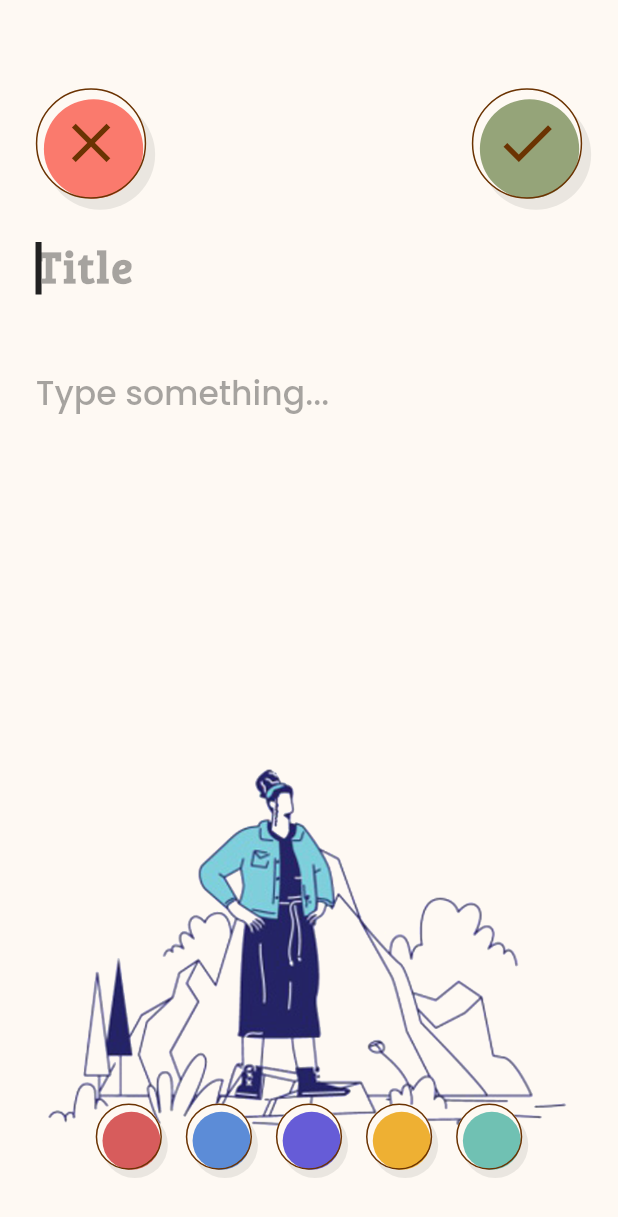
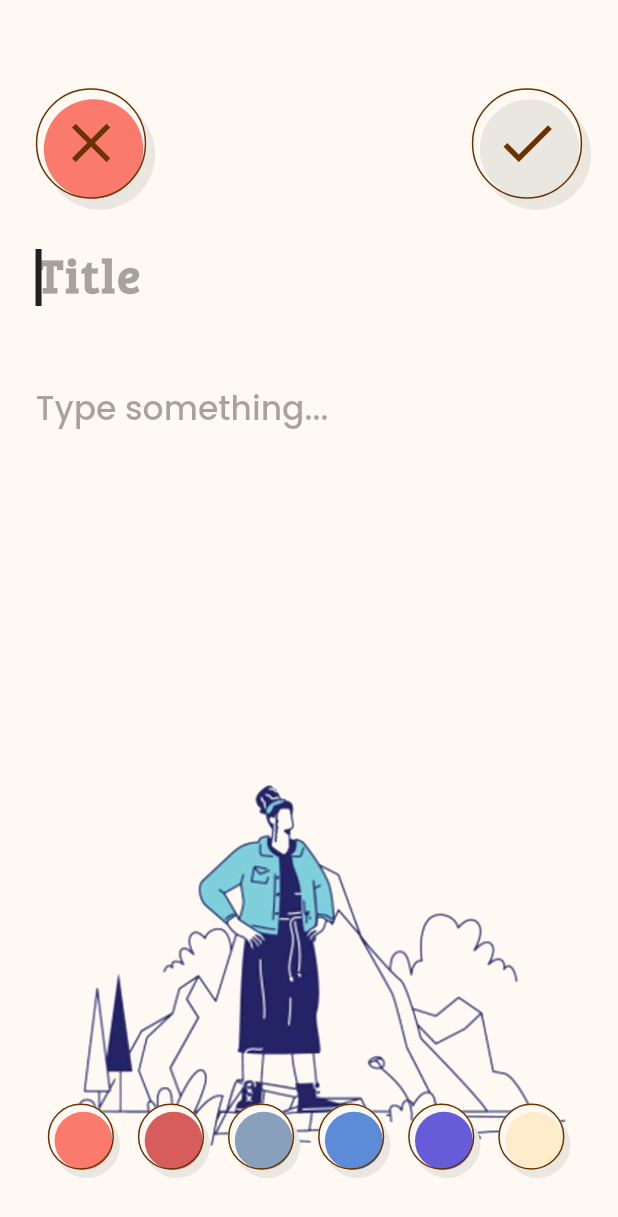
Before and after one commit to jokilic/moj_mali_dnevnik, a Flutter app: the screen it shows after launch, after a tap on the "add" icon, on a phone screen of 412 x 824 dp. Shown: the top 1217 px of the screen. Run offline on Flutter 3.47's test engine with Material 2 defaults, Android fonts, the light colour scheme and no system bars; our stand-ins replace flutter_screenutil, get, sqflite; missing offline and left inert: dough; accounts and stored records are empty.

Commit message:
Some updates here and there

```diff
--- a/lib/constants/colors.dart
+++ b/lib/constants/colors.dart
@@ -12,6 +12,7 @@ class Colors {
   final red = const Color(0xFFFA7A6D);
   final brown = const Color(0xFF6B3302);
   final green = const Color(0xFF95A479);
+  final blue = const Color(0xFF88A0BC);
 
   /// --------------------
   /// NOTES
--- a/lib/constants/text_styles.dart
+++ b/lib/constants/text_styles.dart
@@ -1,5 +1,4 @@
 import 'package:flutter/material.dart';
-import 'package:flutter_screenutil/flutter_screenutil.dart';
 
 import 'constants.dart';
 
@@ -9,7 +8,7 @@ class TextStyles {
   /// --------------------
 
   final title = TextStyle(
-    fontSize: 38.sp,
+    fontSize: 36,
     color: Constants.colors.black,
     fontWeight: FontWeight.bold,
     letterSpacing: 1.2,
@@ -21,7 +20,7 @@ class TextStyles {
   /// --------------------
 
   final notesTitle = TextStyle(
-    fontSize: 30.sp,
+    fontSize: 28,
     color: Constants.colors.white,
     fontWeight: FontWeight.bold,
     letterSpacing: 1.2,
@@ -29,7 +28,7 @@ class TextStyles {
   );
 
   final notesContent = TextStyle(
-    fontSize: 20.sp,
+    fontSize: 18,
     color: Constants.colors.white,
     fontFamily: Constants.assets.poppinsFont,
     fontWeight: FontWeight.w500,
@@ -41,7 +40,7 @@ class TextStyles {
   /// --------------------
 
   final noNotesTitle = TextStyle(
-    fontSize: 36.sp,
+    fontSize: 36,
     color: Constants.colors.black,
     fontWeight: FontWeight.bold,
     letterSpacing: 1.2,
@@ -49,7 +48,7 @@ class TextStyles {
   );
 
   final noNotesSubtitle = TextStyle(
-    fontSize: 22.sp,
+    fontSize: 22,
     color: Constants.colors.black,
     height: 1.2,
   );
@@ -59,7 +58,7 @@ class TextStyles {
   /// --------------------
 
   final errorTitle = TextStyle(
-    fontSize: 36.sp,
+    fontSize: 36,
     color: Constants.colors.black,
     fontWeight: FontWeight.bold,
     letterSpacing: 1.2,
@@ -67,7 +66,7 @@ class TextStyles {
   );
 
   final errorSubtitle = TextStyle(
-    fontSize: 16.sp,
+    fontSize: 16,
     color: Constants.colors.black,
     height: 1.2,
   );
@@ -77,7 +76,7 @@ class TextStyles {
   /// --------------------
 
   final loadingTitle = TextStyle(
-    fontSize: 36.sp,
+    fontSize: 36,
     color: Constants.colors.black,
     fontWeight: FontWeight.bold,
     letterSpacing: 1.2,
@@ -85,7 +84,7 @@ class TextStyles {
   );
 
   final loadingSubtitle = TextStyle(
-    fontSize: 16.sp,
+    fontSize: 16,
     color: Constants.colors.black,
     height: 1.2,
   );
@@ -95,7 +94,7 @@ class TextStyles {
   /// --------------------
 
   final createNoteTitle = TextStyle(
-    fontSize: 32.sp,
+    fontSize: 32,
     color: Constants.colors.black,
     fontWeight: FontWeight.bold,
     letterSpacing: 1.2,
@@ -103,7 +102,7 @@ class TextStyles {
   );
 
   final createNoteHintTitle = TextStyle(
-    fontSize: 32.sp,
+    fontSize: 32,
     color: Constants.colors.black.withOpacity(0.4),
     fontWeight: FontWeight.bold,
     letterSpacing: 1.2,
@@ -111,14 +110,14 @@ class TextStyles {
   );
 
   final createNoteContent = TextStyle(
-    fontSize: 24.sp,
+    fontSize: 22,
     fontFamily: Constants.assets.poppinsFont,
     fontWeight: FontWeight.w500,
     color: Constants.colors.black,
   );
 
   final createNoteHintContent = TextStyle(
-    fontSize: 24.sp,
+    fontSize: 22,
     fontFamily: Constants.assets.poppinsFont,
     fontWeight: FontWeight.w500,
     color: Constants.colors.black.withOpacity(0.4),
--- a/lib/controllers/layout_controller.dart
+++ b/lib/controllers/layout_controller.dart
@@ -11,6 +11,9 @@ class LayoutController extends GetxController {
     final notes = Get.find<DatabaseController>().notes;
     final note = notes[index];
 
+    if (note.content.isEmpty) {
+      return 1.5;
+    }
     if (note.content.length < 30) {
       return 2;
     }
--- a/lib/controllers/note_colors_controller.dart
+++ b/lib/controllers/note_colors_controller.dart
@@ -10,35 +10,60 @@ class NoteColorsController extends GetxController {
 
   final RxList<NoteColor> _noteColors = <NoteColor>[
     NoteColor(
+      name: 'Kinda red',
+      color: Constants.colors.red,
+      index: 0,
+    ),
+    NoteColor(
       name: 'Fire red',
       color: Constants.colors.redNote,
-      index: 0,
+      index: 1,
+    ),
+    NoteColor(
+      name: 'Like blue',
+      color: Constants.colors.blue,
+      index: 2,
     ),
     NoteColor(
       name: 'Cool blue',
       color: Constants.colors.blueNote,
-      index: 1,
+      index: 3,
     ),
     NoteColor(
       name: 'Fancy indigo',
       color: Constants.colors.indigoNote,
-      index: 2,
+      index: 4,
+    ),
+    NoteColor(
+      name: 'Weirdly yellow',
+      color: Constants.colors.yellow,
+      index: 5,
     ),
     NoteColor(
       name: 'Taxi yellow',
       color: Constants.colors.yellowNote,
-      index: 3,
+      index: 6,
     ),
     NoteColor(
       name: 'Ecologically green',
       color: Constants.colors.greenNote,
-      index: 4,
+      index: 7,
+    ),
+    NoteColor(
+      name: 'Very green',
+      color: Constants.colors.green,
+      index: 8,
+    ),
+    NoteColor(
+      name: 'Too black',
+      color: Constants.colors.black,
+      index: 9,
     ),
   ].obs;
   final Rx<NoteColor> _chosenColor = NoteColor(
-    name: 'Fire red',
-    color: Constants.colors.redNote,
-    index: 0,
+    name: 'Like blue',
+    color: Constants.colors.blue,
+    index: 2,
   ).obs;
 
   /// ------------------------
--- a/lib/controllers/note_controller.dart
+++ b/lib/controllers/note_controller.dart
@@ -10,6 +10,7 @@ class NoteController extends GetxController with StateMixin<Note> {
   /// VARIABLES
   /// ------------------------
 
+  final RxBool _titleNotEmpty = false.obs;
   final TextEditingController _titleController = TextEditingController();
   final TextEditingController _contentController = TextEditingController();
 
@@ -17,12 +18,15 @@ class NoteController extends GetxController with StateMixin<Note> {
   /// GETTERS
   /// ------------------------
 
+  bool get titleNotEmpty => _titleNotEmpty.value;
   TextEditingController get titleController => _titleController;
   TextEditingController get contentController => _contentController;
 
   /// ------------------------
   /// SETTERS
   /// ------------------------
+
+  set titleNotEmpty(bool value) => _titleNotEmpty.value = value;
 
   /// ------------------------
   /// METHODS
@@ -39,12 +43,14 @@ class NoteController extends GetxController with StateMixin<Note> {
   }
 
   void clearNoteValues() {
+    titleNotEmpty = false;
     titleController.clear();
     contentController.clear();
   }
 
   void setNoteValues(Note note) {
     final _noteColorsController = Get.find<NoteColorsController>();
+    titleNotEmpty = true;
     titleController.text = note.title;
     contentController.text = note.content;
     _noteColorsController.chosenColor =
--- a/lib/screens/home_screen/widgets/overview_note_widget.dart
+++ b/lib/screens/home_screen/widgets/overview_note_widget.dart
@@ -42,7 +42,7 @@ class OverviewNoteWidget extends StatelessWidget {
             decoration: BoxDecoration(
               border: Border.all(
                 color: _databaseController.chosenNotes.contains(note)
-                    ? Colors.grey[800]!
+                    ? Constants.colors.black
                     : _noteColorsController.noteColors[note.color].color,
                 width: 6,
               ),
--- a/lib/screens/note_screen/note_screen.dart
+++ b/lib/screens/note_screen/note_screen.dart
@@ -50,13 +50,19 @@ class NoteScreen extends StatelessWidget {
               padding: EdgeInsets.only(top: 64.h),
               child: Align(
                 alignment: Alignment.topRight,
-                child: RoundedButtonWidget(
-                  onTap: () async {
-                    await _noteController.saveNote();
-                    Get.back();
-                  },
-                  backgroundColor: Constants.colors.green,
-                  icon: Icons.check,
+                child: Obx(
+                  () => RoundedButtonWidget(
+                    onTap: _noteController.titleNotEmpty
+                        ? () async {
+                            await _noteController.saveNote();
+                            Get.back();
+                          }
+                        : () {},
+                    backgroundColor: _noteController.titleNotEmpty
+                        ? Constants.colors.green
+                        : Constants.colors.grey,
+                    icon: Icons.check,
+                  ),
                 ),
               ),
             ),
--- a/lib/screens/note_screen/widgets/create_note_widget.dart
+++ b/lib/screens/note_screen/widgets/create_note_widget.dart
@@ -14,12 +14,14 @@ class CreateNoteWidget extends StatelessWidget {
     final _illustrationController = Get.find<IllustrationController>();
 
     return Padding(
-      padding: EdgeInsets.only(top: 120.h),
-      child: SingleChildScrollView(
+      padding: EdgeInsets.only(top: 180.h),
       child: Column(
         children: [
           /// Title field
           TextField(
+            onChanged: (value) => value.isNotEmpty
+                ? _noteController.titleNotEmpty = true
+                : _noteController.titleNotEmpty = false,
             controller: _noteController.titleController,
             autofocus: true,
             textInputAction: TextInputAction.next,
@@ -55,7 +57,6 @@ class CreateNoteWidget extends StatelessWidget {
           ),
         ],
       ),
-      ),
     );
   }
 }
--- a/lib/screens/note_screen/widgets/edit_note_widget.dart
+++ b/lib/screens/note_screen/widgets/edit_note_widget.dart
@@ -14,12 +14,14 @@ class EditNoteWidget extends StatelessWidget {
     final _illustrationController = Get.find<IllustrationController>();
 
     return Padding(
-      padding: EdgeInsets.only(top: 120.h),
-      child: SingleChildScrollView(
+      padding: EdgeInsets.only(top: 180.h),
       child: Column(
         children: [
           /// Title field
           TextField(
+            onChanged: (value) => value.isNotEmpty
+                ? _noteController.titleNotEmpty = true
+                : _noteController.titleNotEmpty = false,
             controller: _noteController.titleController,
             textInputAction: TextInputAction.next,
             style: Constants.textStyles.createNoteTitle,
@@ -54,7 +56,6 @@ class EditNoteWidget extends StatelessWidget {
           ),
         ],
       ),
-      ),
     );
   }
 }
```
Lines whose indentation alone changed are shown as unchanged.
